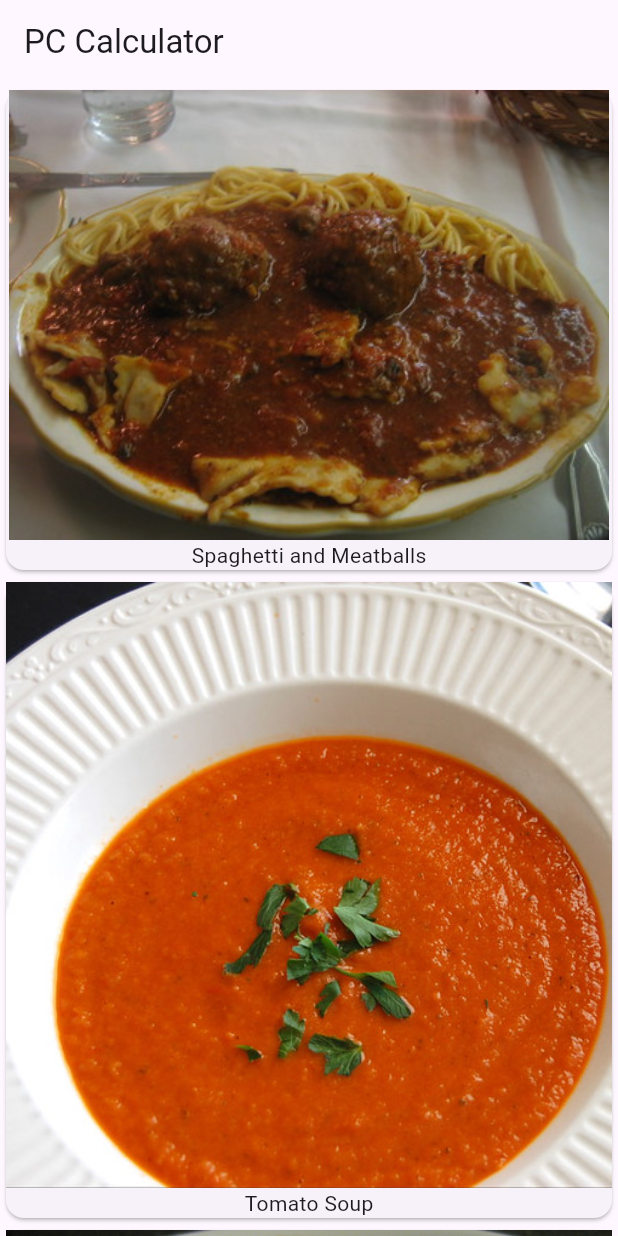
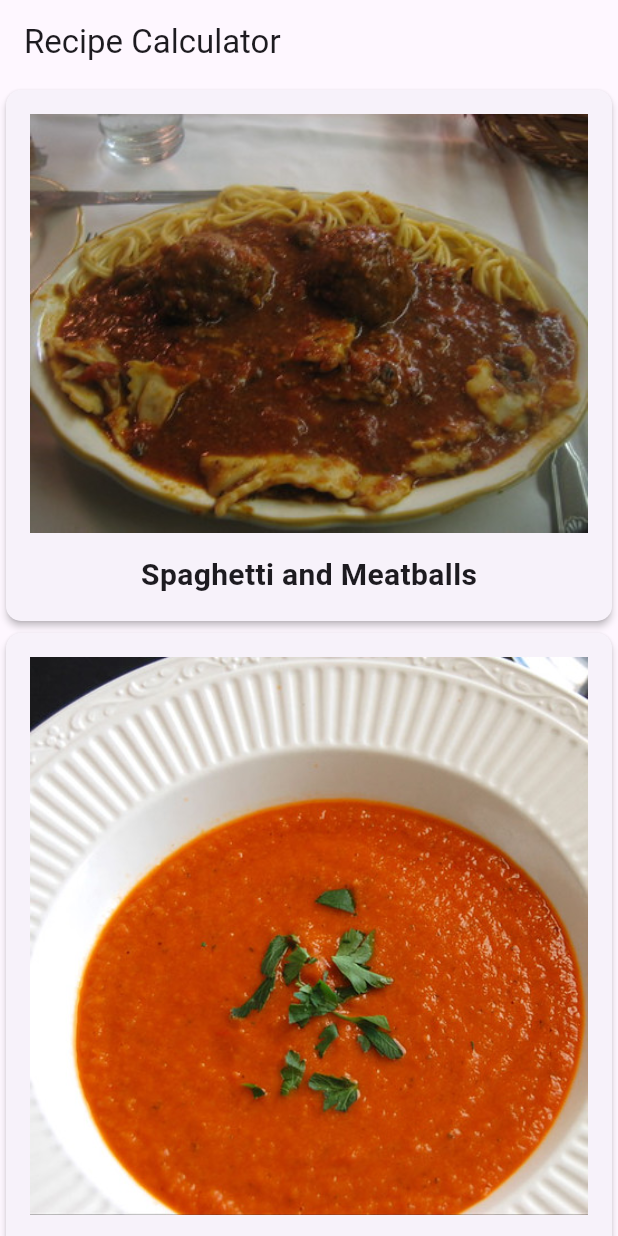
Before and after one commit to Assad03/recipes, a Flutter app: the screen it shows after launch, on a phone screen of 412 x 824 dp. Run offline on Flutter 3.47's test engine with Material 3 defaults, Android fonts, the phone set to English and light mode, and no system bars; Roboto replaces fonts that are missing (Palatino).

Commit message:
add Gesture Detector and create an actual target page with recipe information

```diff
--- a/lib/main.dart
+++ b/lib/main.dart
@@ -1,5 +1,6 @@
 import 'package:flutter/material.dart';
 import 'recipe.dart';
+import 'recipe_detail.dart';
 
 void main() {
   runApp(const RecipeApp());
@@ -26,7 +27,7 @@ class RecipeApp extends StatelessWidget {
         ),
       ),
       // 6
-      home: const MyHomePage(title: 'PC Calculator'),
+      home: const MyHomePage(title: 'Recipe Calculator'),
     );
   }
 }
@@ -67,27 +68,60 @@ class _MyHomePageState extends State<MyHomePage> {
           // 6
           itemBuilder: (BuildContext context, int index) {
             // 7
-            // TODO: Add GestureDetector
-            return buildRecipeCard(Recipe.samples[index]);
+            return GestureDetector(
+              // 8
+              onTap: () {
+                // 9
+                Navigator.push(
+                  context,
+                  MaterialPageRoute(
+                    builder: (context) {
+                      // 10
+                      return RecipeDetail(recipe: Recipe.samples[index]);
+                    },
+                  ),
+                );
+              },
+              // 11
+              child: buildRecipeCard(Recipe.samples[index]),
+            );
+
           },
         ),
       ),
     );
   }
+}
 
   Widget buildRecipeCard(Recipe recipe) {
+    return Card(
       // 1
-    return Card(
+      elevation: 2.0,
       // 2
+      shape: RoundedRectangleBorder(
+          borderRadius: BorderRadius.circular(10.0)),
+      // 3
+      child: Padding(
+        padding: const EdgeInsets.all(16.0),
+        // 4
         child: Column(
-        // 3
           children: <Widget>[
-          // 4
             Image(image: AssetImage(recipe.imageUrl)),
             // 5
-          Text(recipe.label),
+            const SizedBox(
+              height: 14.0,
+            ),
+            // 6
+            Text(
+              recipe.label,
+              style: const TextStyle(
+                fontSize: 20.0,
+                fontWeight: FontWeight.w700,
+                fontFamily: 'Palatino',
+              ),
+            )
           ],
         ),
+      ),
     );
-  }
-}
+  } // Flutter inspector is a powerful tool to watch over your widgets
--- a/lib/test.dart
+++ /dev/null
@@ -1,40 +0,0 @@
-// i hade this problem
-
-class Recipe {
-  String label;
-  String imageUrl;
-  // TODO: Add servings and ingredients here
-
-  Recipe(
-      this.label,
-      this.imageUrl,
-      );
-  static List<Recipe> samples = [
-    Recipe(
-      'Spaghetti and Meatballs',
-      'assets/2126711929_ef763de2b3_w.jpg',
-    ),
-    Recipe(
-      'Tomato Soup',
-      'assets/27729023535_a57606c1be.jpg',
-    ),
-    Recipe(
-      'Grilled Cheese',
-      'assets/3187380632_5056654a19_b.jpg',
-    ),
-    Recipe(
-      'Chocolate Chip Cookies',
-      'assets/15992102771_b92f4cc00a_b.jpg',
-    ),
-    Recipe(
-      'Taco Salad',
-      'assets/8533381643_a31a99e8a6_c.jpg',
-    ),
-    Recipe(
-      'Hawaiian Pizza',
-      'assets/15452035777_294cefced5_c.jpg',
-    ),
-  ];
-}
-
-// TODO: Add Ingredient() here
```
Also changed, not shown: lib/recipe_detail.dart (added, +58 -0 lines). Lines whose indentation alone changed are shown as unchanged.
